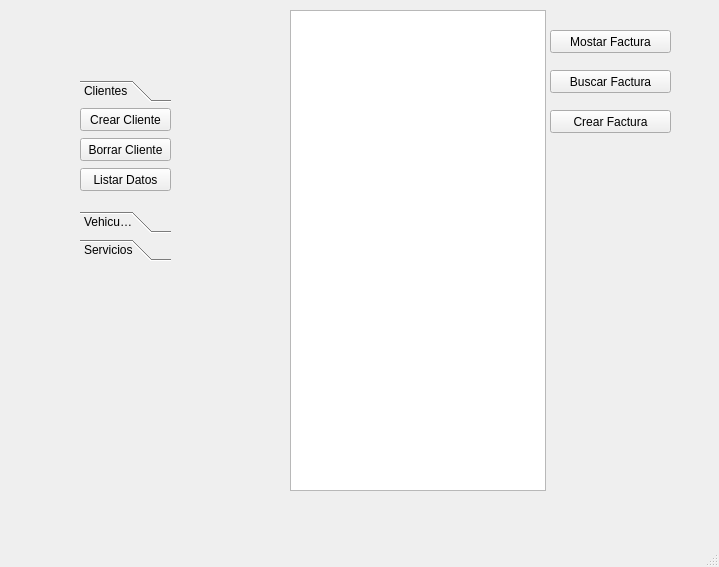
Before: the Qt Designer form MainWindow.ui in OSarmient/Parcial2, drawn with Qt 5.
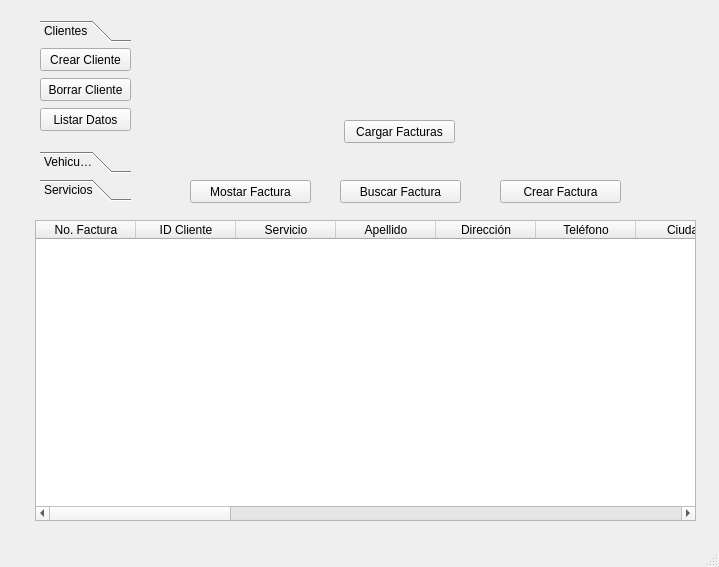
After: the same form once the commit is applied.

Patch:
```diff
--- a/MainWindow.ui
+++ b/MainWindow.ui
@@ -17,8 +17,8 @@
    <widget class="QToolBox" name="toolBox">
     <property name="geometry">
      <rect>
-      <x>80</x>
-      <y>80</y>
+      <x>40</x>
+      <y>20</y>
       <width>91</width>
       <height>181</height>
      </rect>
@@ -186,8 +186,8 @@
    <widget class="QPushButton" name="MostarFactura">
     <property name="geometry">
      <rect>
-      <x>550</x>
-      <y>30</y>
+      <x>190</x>
+      <y>180</y>
       <width>121</width>
       <height>23</height>
      </rect>
@@ -199,8 +199,8 @@
    <widget class="QPushButton" name="BuscarFactura">
     <property name="geometry">
      <rect>
-      <x>550</x>
-      <y>70</y>
+      <x>340</x>
+      <y>180</y>
       <width>121</width>
       <height>23</height>
      </rect>
@@ -212,18 +212,123 @@
    <widget class="QTableWidget" name="TablaFacturas">
     <property name="geometry">
      <rect>
-      <x>290</x>
-      <y>10</y>
-      <width>256</width>
-      <height>481</height>
+      <x>35</x>
+      <y>220</y>
+      <width>661</width>
+      <height>301</height>
      </rect>
     </property>
+    <column>
+     <property name="text">
+      <string>No. Factura</string>
+     </property>
+    </column>
+    <column>
+     <property name="text">
+      <string>ID Cliente</string>
+     </property>
+    </column>
+    <column>
+     <property name="text">
+      <string>Servicio</string>
+     </property>
+    </column>
+    <column>
+     <property name="text">
+      <string>Apellido</string>
+     </property>
+    </column>
+    <column>
+     <property name="text">
+      <string>Dirección</string>
+     </property>
+    </column>
+    <column>
+     <property name="text">
+      <string>Teléfono</string>
+     </property>
+    </column>
+    <column>
+     <property name="text">
+      <string>Ciudad</string>
+     </property>
+    </column>
+    <column>
+     <property name="text">
+      <string>Placa</string>
+     </property>
+    </column>
+    <column>
+     <property name="text">
+      <string>Marca</string>
+     </property>
+    </column>
+    <column>
+     <property name="text">
+      <string>Modelo</string>
+     </property>
+    </column>
+    <column>
+     <property name="text">
+      <string>New Column</string>
+     </property>
+    </column>
+    <column>
+     <property name="text">
+      <string>Cilindrada</string>
+     </property>
+    </column>
+    <column>
+     <property name="text">
+      <string>Color</string>
+     </property>
+    </column>
+    <column>
+     <property name="text">
+      <string>Tipo de uso</string>
+     </property>
+    </column>
+    <column>
+     <property name="text">
+      <string>No. Pasajeros</string>
+     </property>
+    </column>
+    <column>
+     <property name="text">
+      <string>No.Chasis</string>
+     </property>
+    </column>
+    <column>
+     <property name="text">
+      <string>New Column</string>
+     </property>
+    </column>
+    <column>
+     <property name="text">
+      <string>Codigo Servicio</string>
+     </property>
+    </column>
+    <column>
+     <property name="text">
+      <string>Precio por Hora</string>
+     </property>
+    </column>
+    <column>
+     <property name="text">
+      <string>Tiempo</string>
+     </property>
+    </column>
+    <column>
+     <property name="text">
+      <string>Total</string>
+     </property>
+    </column>
    </widget>
    <widget class="QPushButton" name="pushButton">
     <property name="geometry">
      <rect>
-      <x>550</x>
-      <y>110</y>
+      <x>500</x>
+      <y>180</y>
       <width>121</width>
       <height>23</height>
      </rect>
@@ -232,6 +337,19 @@
      <string>Crear Factura</string>
     </property>
    </widget>
+   <widget class="QPushButton" name="CargarFacturas">
+    <property name="geometry">
+     <rect>
+      <x>344</x>
+      <y>120</y>
+      <width>111</width>
+      <height>23</height>
+     </rect>
+    </property>
+    <property name="text">
+     <string>Cargar Facturas</string>
+    </property>
+   </widget>
   </widget>
   <widget class="QMenuBar" name="menubar">
    <property name="geometry">
```
Left out of the diff: 2 changed lines with no effect on the pictures.
